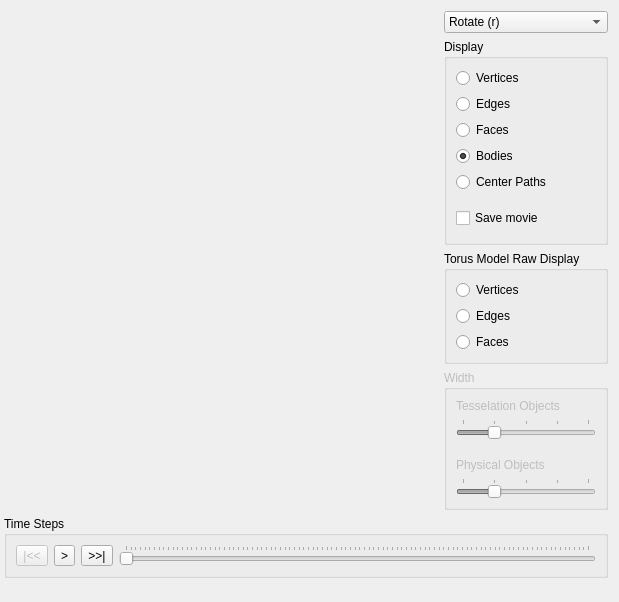
Before: the Qt Designer form Window.ui in danlipsa/foamvis, drawn with Qt 5.
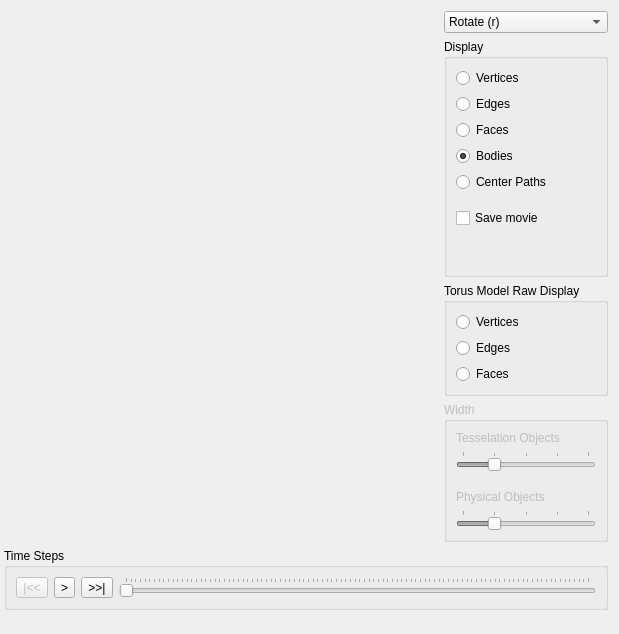
After: the same form once the commit is applied. Custom widgets are drawn as their Qt base class.

Diff of the .ui file:
```diff
--- a/Window.ui
+++ b/Window.ui
@@ -7,7 +7,7 @@
     <x>0</x>
     <y>0</y>
     <width>619</width>
-    <height>602</height>
+    <height>634</height>
    </rect>
   </property>
   <property name="focusPolicy">
```
Left out of the diff: 6 changed lines with no effect on the pictures.
